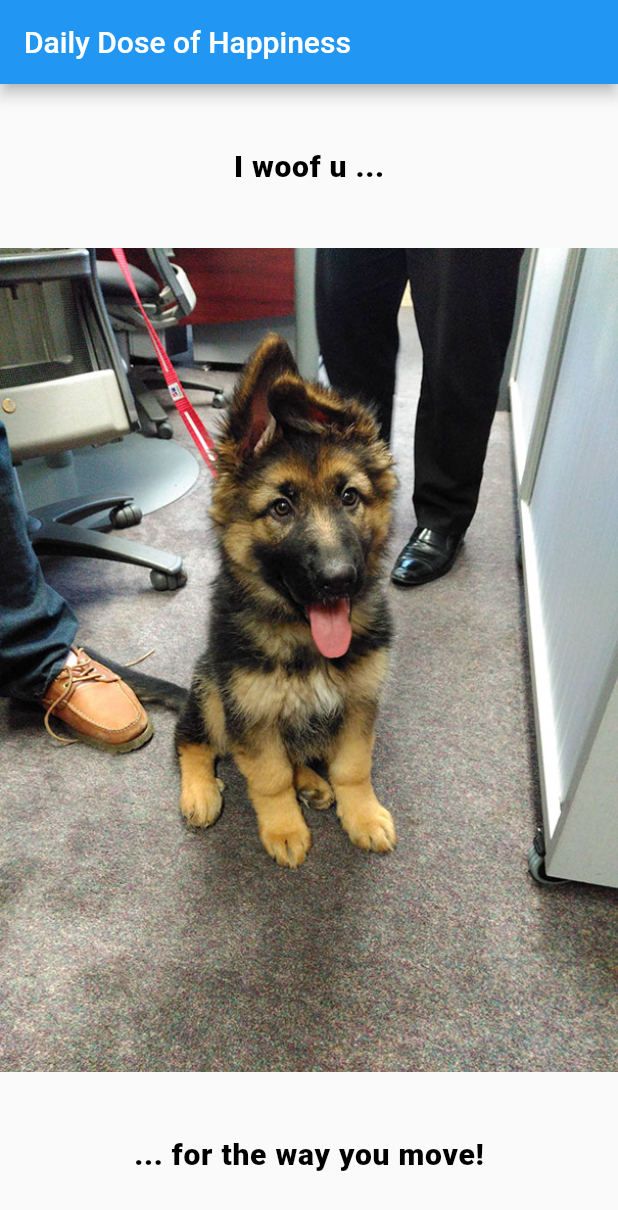
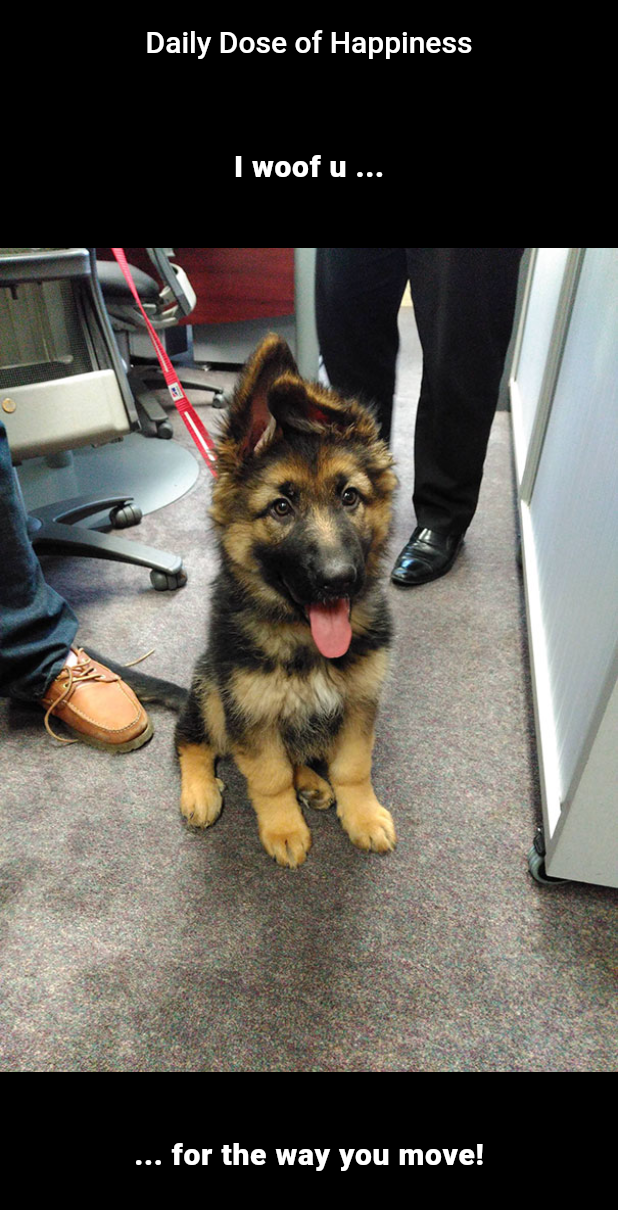
Before and after one commit to AndiBoegelein/DailyDoseOfHappiness, a Flutter app: the screen it shows after launch, on a phone screen of 412 x 824 dp. Shown: the top 1210 px of the screen. Run offline on Flutter 3.47's test engine with Material 2 defaults, Android fonts, the phone set to English and light mode, and no system bars; Roboto replaces fonts that are missing (Robot).

Commit message:
change theme colors and add dark theme support

```diff
--- a/lib/main.dart
+++ b/lib/main.dart
@@ -12,17 +12,10 @@ class MyApp extends StatelessWidget {
     return MaterialApp(
       title: 'Daily Dose of Happiness',
       theme: ThemeData(
-        // This is the theme of your application.
-        //
-        // Try running your application with "flutter run". You'll see the
-        // application has a blue toolbar. Then, without quitting the app, try
-        // changing the primarySwatch below to Colors.green and then invoke
-        // "hot reload" (press "r" in the console where you ran "flutter run",
-        // or simply save your changes to "hot reload" in a Flutter IDE).
-        // Notice that the counter didn't reset back to zero; the application
-        // is not restarted.
-        primarySwatch: Colors.blue,
+        brightness: Brightness.light,
+        primaryColor: Colors.black,
       ),
+      darkTheme: ThemeData.dark(),
       home: Happiness(),
     );
   }
@@ -33,15 +26,18 @@ class HappinessState extends State<Happiness> {
   Widget build(BuildContext context) {
     return Scaffold(
       appBar: AppBar(
+        centerTitle: true,
         title: Text('Daily Dose of Happiness'),
       ),
+
+      backgroundColor: Colors.black,
       body: Column(
         mainAxisAlignment: MainAxisAlignment.spaceEvenly,
         children: [
           Text(
             "I woof u ...",
             style: TextStyle(
-              color: Colors.black,
+              color: Colors.white,
               fontWeight: FontWeight.w800,
               fontFamily: "Robot",
               letterSpacing: 0.5,
@@ -87,7 +83,7 @@ class HappinessState extends State<Happiness> {
     return Text(
       compliments[nextInt],
       style: TextStyle(
-        color: Colors.black,
+        color: Colors.white,
         fontWeight: FontWeight.w800,
         fontFamily: "Robot",
         letterSpacing: 0.5,
```
